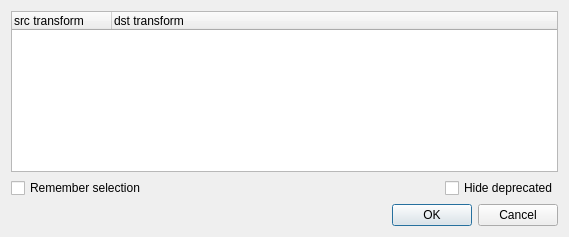
Old version of the form src/ui/qgsdatumtransformdialogbase.ui in the repository carsmie/QGIS.
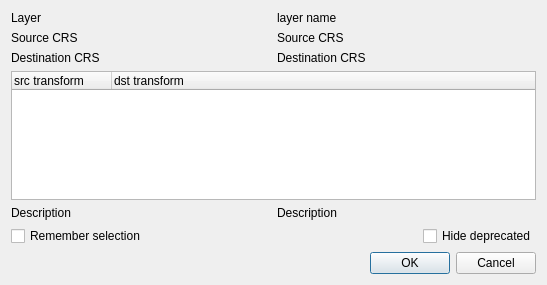
New version of the form.

Commit message: datum transformation selection: * respect the 'auto enable otf' setting * don't ask if otf is off or for layers without geometry * ask when otf was switched on * show more information in selection dialog

Diff of the .ui file:
```diff
--- a/src/ui/qgsdatumtransformdialogbase.ui
+++ b/src/ui/qgsdatumtransformdialogbase.ui
@@ -6,15 +6,15 @@
    <rect>
     <x>0</x>
     <y>0</y>
-    <width>569</width>
-    <height>237</height>
+    <width>547</width>
+    <height>285</height>
    </rect>
   </property>
   <property name="windowTitle">
    <string>Select datum transformations</string>
   </property>
   <layout class="QGridLayout" name="gridLayout">
-   <item row="0" column="0">
+   <item row="3" column="0" colspan="2">
     <widget class="QTreeWidget" name="mDatumTransformTreeWidget">
      <column>
       <property name="text">
@@ -33,7 +33,7 @@
      </column>
     </widget>
    </item>
-   <item row="1" column="0">
+   <item row="6" column="0" colspan="2">
     <layout class="QHBoxLayout" name="horizontalLayout">
      <item>
       <widget class="QCheckBox" name="mRememberSelectionCheckBox">
@@ -65,6 +65,34 @@
     </layout>
    </item>
    <item row="2" column="0">
+    <widget class="QLabel" name="label_2">
+     <property name="text">
+      <string>Destination CRS</string>
+     </property>
+    </widget>
+   </item>
+   <item row="1" column="1">
+    <widget class="QLabel" name="mLabelSrcCrs">
+     <property name="text">
+      <string notr="true">Source CRS</string>
+     </property>
+    </widget>
+   </item>
+   <item row="2" column="1">
+    <widget class="QLabel" name="mLabelDstCrs">
+     <property name="text">
+      <string notr="true">Destination CRS</string>
+     </property>
+    </widget>
+   </item>
+   <item row="1" column="0">
+    <widget class="QLabel" name="label">
+     <property name="text">
+      <string>Source CRS</string>
+     </property>
+    </widget>
+   </item>
+   <item row="7" column="0" colspan="2">
     <widget class="QDialogButtonBox" name="buttonBox">
      <property name="orientation">
       <enum>Qt::Horizontal</enum>
@@ -74,6 +102,46 @@
      </property>
     </widget>
    </item>
+   <item row="0" column="0">
+    <widget class="QLabel" name="label_3">
+     <property name="text">
+      <string>Layer</string>
+     </property>
+    </widget>
+   </item>
+   <item row="0" column="1">
+    <widget class="QLabel" name="mLabelLayer">
+     <property name="text">
+      <string notr="true">layer name</string>
+     </property>
+    </widget>
+   </item>
+   <item row="4" column="1">
+    <widget class="QLabel" name="mLabelDstDescription">
+     <property name="text">
+      <string notr="true">Description</string>
+     </property>
+     <property name="alignment">
+      <set>Qt::AlignLeading|Qt::AlignLeft|Qt::AlignTop</set>
+     </property>
+     <property name="wordWrap">
+      <bool>true</bool>
+     </property>
+    </widget>
+   </item>
+   <item row="4" column="0">
+    <widget class="QLabel" name="mLabelSrcDescription">
+     <property name="text">
+      <string notr="true">Description</string>
+     </property>
+     <property name="alignment">
+      <set>Qt::AlignLeading|Qt::AlignLeft|Qt::AlignTop</set>
+     </property>
+     <property name="wordWrap">
+      <bool>true</bool>
+     </property>
+    </widget>
+   </item>
   </layout>
  </widget>
  <resources/>
```
The commit also changes 5 other files.
